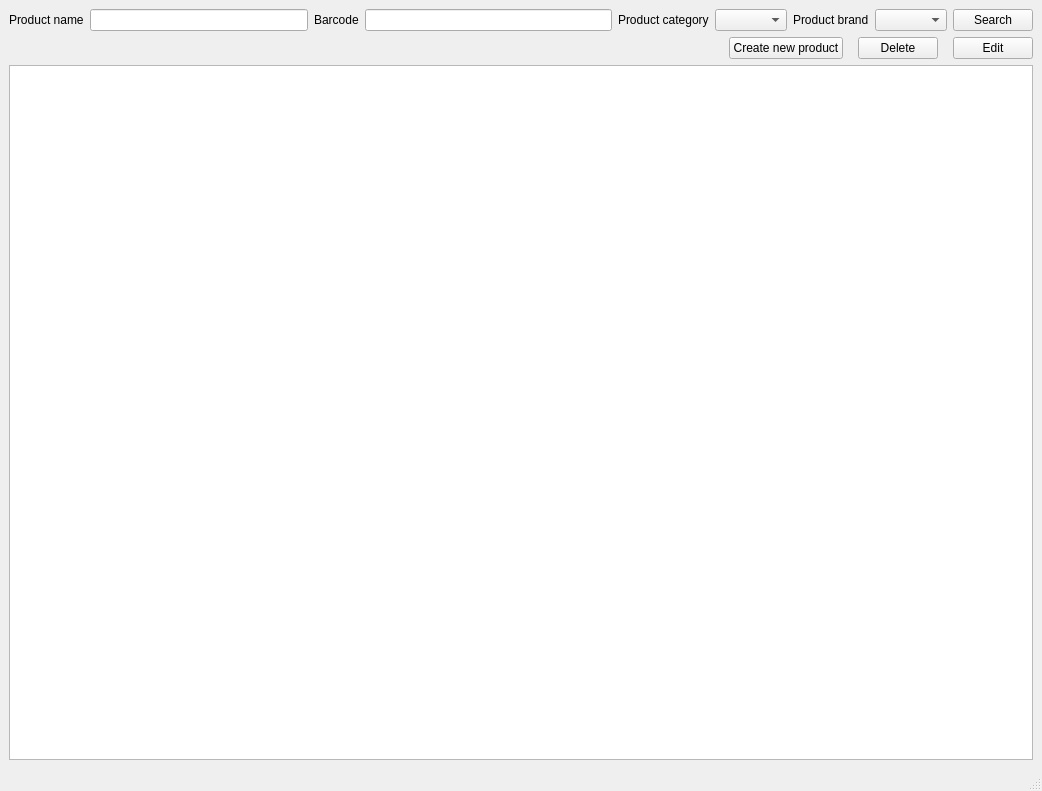
Above: forms/products_manager.ui from nasserahmed96/invoces_manager before the change. Below: the same form after it.
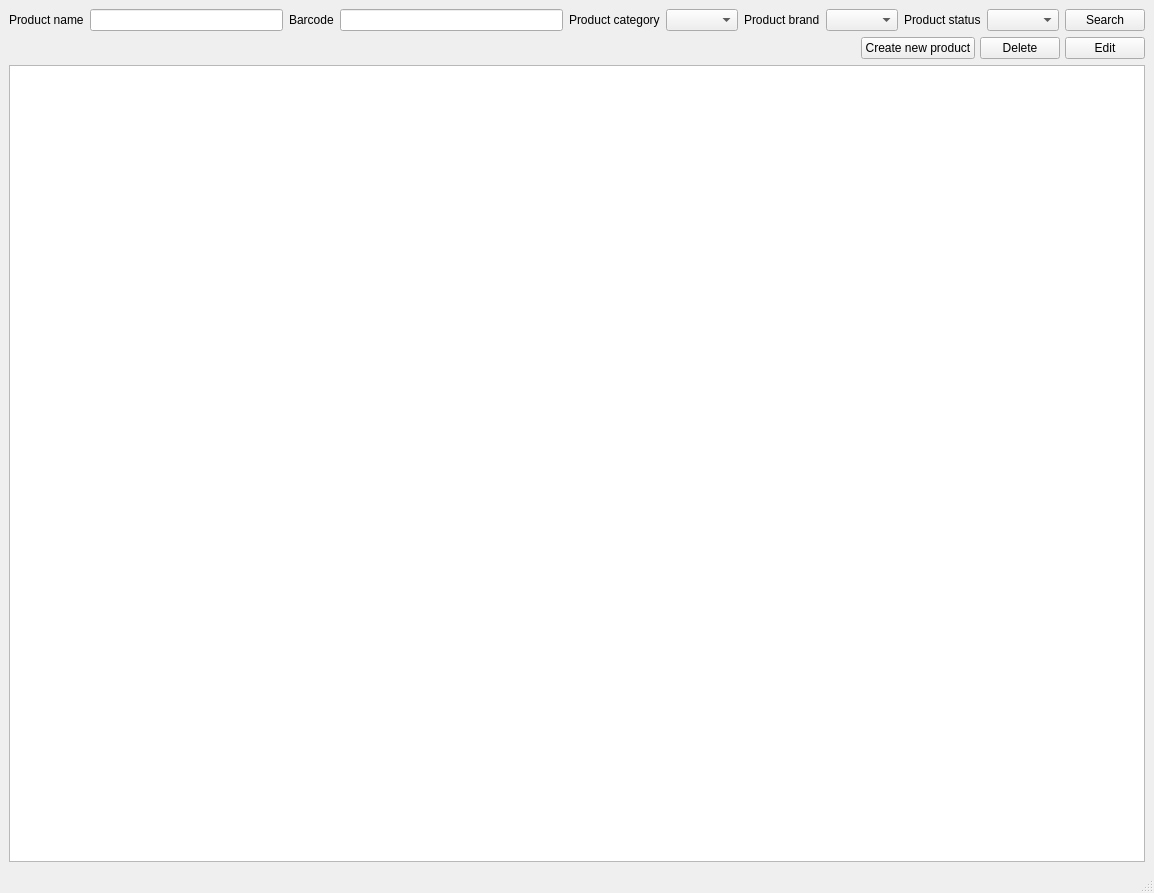
That is the form after the change.

Commit message: Edit product confirmation, delete product

The edit to the form file:
```diff
--- a/forms/products_manager.ui
+++ b/forms/products_manager.ui
@@ -6,8 +6,8 @@
    <rect>
     <x>0</x>
     <y>0</y>
-    <width>1042</width>
-    <height>791</height>
+    <width>1154</width>
+    <height>893</height>
    </rect>
   </property>
   <property name="windowTitle">
@@ -16,7 +16,10 @@
   <widget class="QWidget" name="centralwidget">
    <layout class="QVBoxLayout" name="verticalLayout">
     <item>
-     <layout class="QHBoxLayout" name="horizontalLayout_5">
+     <layout class="QHBoxLayout" name="horizontalLayout_6">
+      <property name="sizeConstraint">
+       <enum>QLayout::SetMinimumSize</enum>
+      </property>
       <item>
        <layout class="QHBoxLayout" name="horizontalLayout">
         <item>
@@ -73,6 +76,20 @@
         </item>
        </layout>
       </item>
+      <item>
+       <layout class="QHBoxLayout" name="horizontalLayout_5">
+        <item>
+         <widget class="QLabel" name="status_label">
+          <property name="text">
+           <string>Product status</string>
+          </property>
+         </widget>
+        </item>
+        <item>
+         <widget class="QComboBox" name="product_status_cb"/>
+        </item>
+       </layout>
+      </item>
       <item>
        <widget class="QPushButton" name="search_btn">
         <property name="sizePolicy">
@@ -91,7 +108,7 @@
     <item>
      <layout class="QHBoxLayout" name="actions_horizontal_layout">
       <property name="spacing">
-       <number>15</number>
+       <number>5</number>
       </property>
       <item>
        <spacer name="horizontalSpacer">
```
Left out of the diff: 8 changed lines with no effect on the pictures. The commit also changes 11 other files.
